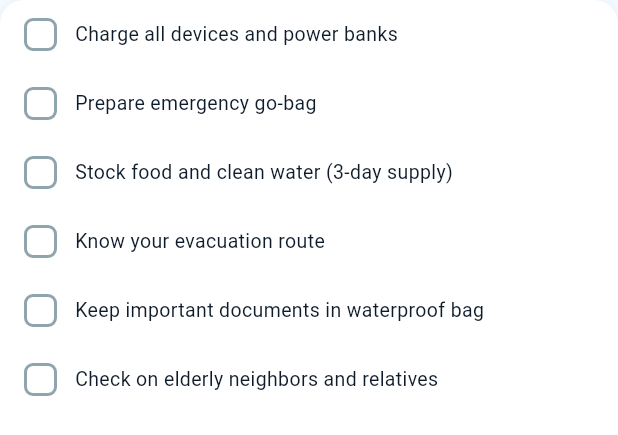
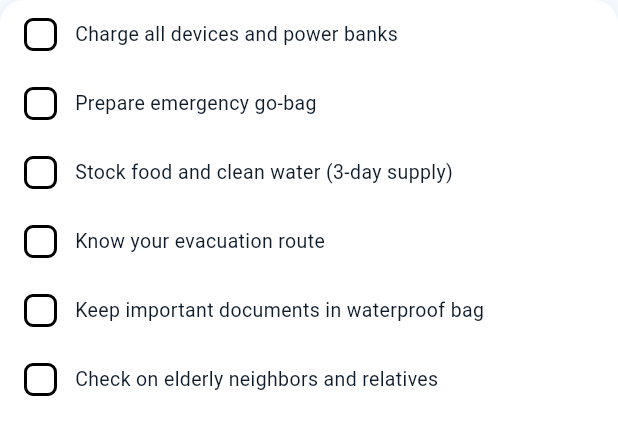
Before and after one commit to MarcianoSalazar/Atmos-Weather-App, a Flutter app: the _PrepChecklist widget shown alone on an empty page, opened directly, on a phone screen of 412 x 824 dp. Shown: the top 435 px of the screen. Run offline on Flutter 3.47's test engine with Material 3 defaults, Android fonts, the phone set to English and light mode, and no system bars; our stand-ins replace flutter_map, geolocator, latlong2; network calls fail.

Commit message:
Update checklist item size and label for clarity in reminders screen

```diff
--- a/atmos_weather_app/lib/screens/reminders_screen.dart
+++ b/atmos_weather_app/lib/screens/reminders_screen.dart
@@ -182,14 +182,15 @@ class _PrepChecklistState extends State<_PrepChecklist> {
                       border: Border.all(
                         color: _checked[i]
                             ? AtmosTheme.primaryBlue
-                            : AtmosTheme.textLight,
+                            : const Color.fromARGB(255, 0, 0, 0),
                         width: 2,
                       ),
                       borderRadius: BorderRadius.circular(6),
                     ),
                     child: _checked[i]
                         ? const Icon(Icons.check_rounded,
-                            color: Colors.white, size: 14)
+                            color: Colors.white, size: 15)
+
                         : null,
                   ),
                   const SizedBox(width: 12),
@@ -343,7 +344,7 @@ class _PowerOutageKit extends StatelessWidget {
       {'icon': '🔦', 'label': 'Flashlight'},
       {'icon': '📻', 'label': 'Portable Radio'},
       {'icon': '🔌', 'label': 'Powerbank'},
-      {'icon': '💊', 'label': 'First Aid Kit'},
+      {'icon': '💊', 'label': 'First Aid'},
       {'icon': '🕯️', 'label': 'Candles'},
     ];
 
@@ -373,7 +374,7 @@ class _PowerOutageKit extends StatelessWidget {
             child: Column(
               mainAxisSize: MainAxisSize.min,
               children: [
-                Text(item['icon']!, style: const TextStyle(fontSize: 22)),
+                Text(item['icon']!, style: const TextStyle(fontSize: 30)),
                 const SizedBox(height: 4),
                 Text(
                   item['label']!,
```
